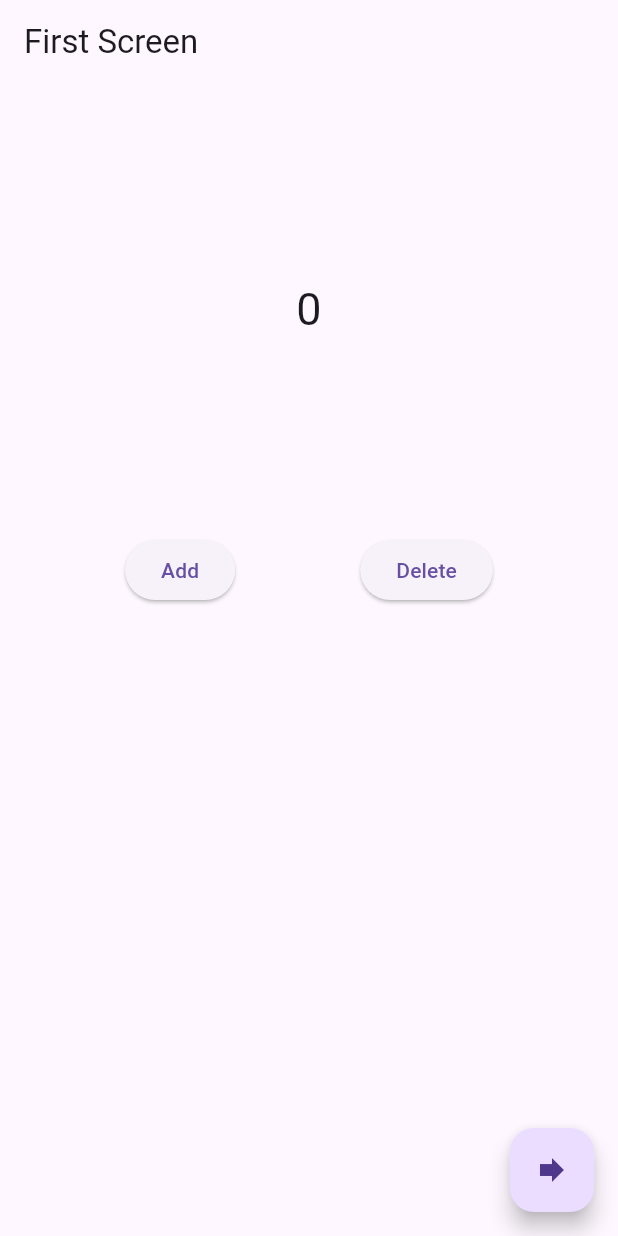
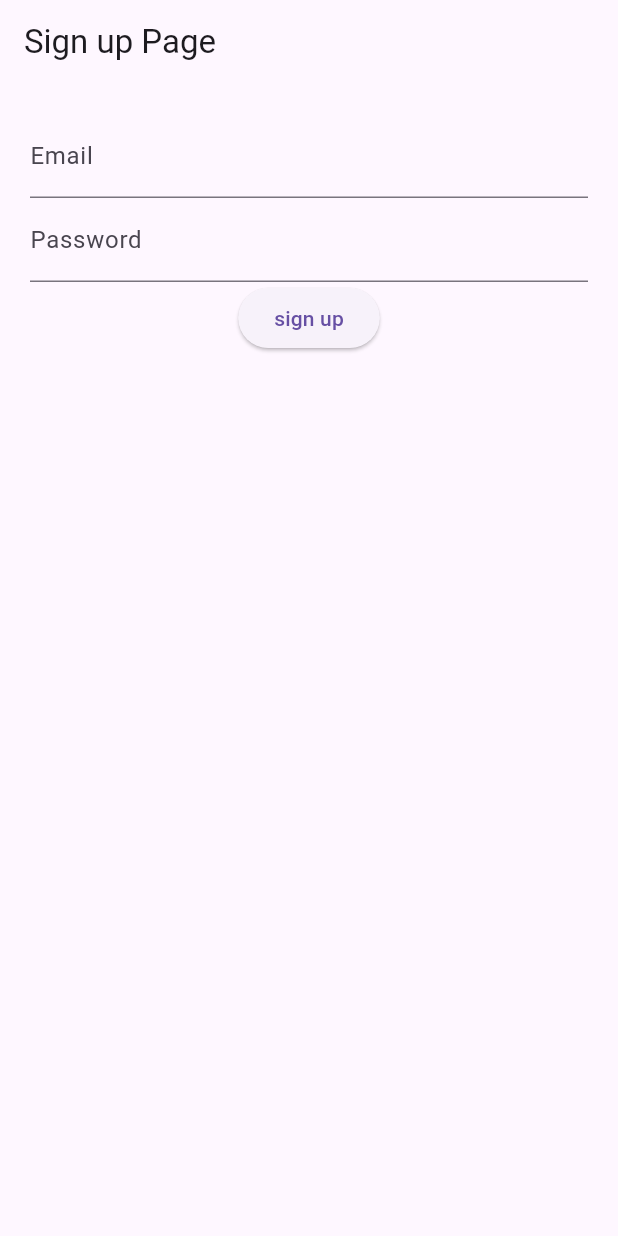
Before and after one commit to onaya7/flutter_practice, a Flutter app: the screen it shows after launch, on a phone screen of 412 x 824 dp. Run offline on Flutter 3.47's test engine with Material 3 defaults, Android fonts, the phone set to English and light mode, and no system bars; our stand-ins replace firebase_core; accounts and stored records are empty.

Commit message:
Update build.gradle and main.dart files

```diff
--- a/lib/main.dart
+++ b/lib/main.dart
@@ -1,15 +1,19 @@
+import 'package:firebase_core/firebase_core.dart';
 import 'package:flutter/material.dart';
 import 'package:flutter_practice/page/about_page.dart';
 import 'package:flutter_practice/page/home_page.dart';
+import 'package:flutter_practice/page/login_page.dart';
 import 'package:flutter_practice/page/provider.dart';
+import 'package:flutter_practice/page/signup_page.dart';
 import 'package:provider/provider.dart';
-import 'package:firebase_core/firebase_core.dart';
+
 import 'firebase_options.dart';
 
 Future<void> main() async {
+  WidgetsFlutterBinding.ensureInitialized();
   await Firebase.initializeApp(
-  options: DefaultFirebaseOptions.currentPlatform,
-);
+    options: DefaultFirebaseOptions.currentPlatform,
+  );
   runApp(const MyApp());
 }
 
@@ -20,13 +24,19 @@ class MyApp extends StatelessWidget {
   @override
   Widget build(BuildContext context) {
     return MultiProvider(
-      providers: [ChangeNotifierProvider.value(value: Manage(),)],
+      providers: [
+        ChangeNotifierProvider.value(
+          value: Manage(),
+        )
+      ],
       child: MaterialApp(
         debugShowCheckedModeBanner: false,
-        initialRoute: '/',
+        initialRoute: '/signup',
         routes: {
           '/': (context) => const Homepage(),
-          '/about': (context) => const AboutPage()
+          '/about': (context) => const AboutPage(),
+          '/login': (context) => const LoginPage(),
+          '/signup': (context) => const SignUpPage()
         },
         theme: ThemeData(
           primaryColorLight: Colors.white,
--- /dev/null
+++ b/lib/page/signup_page.dart
@@ -0,0 +1,83 @@
+import 'package:flutter/material.dart';
+
+class SignUpPage extends StatefulWidget {
+  const SignUpPage({super.key});
+
+  @override
+  State<SignUpPage> createState() => _SignUpPageState();
+}
+
+RegExp regex = RegExp(
+    r'^(([^<>()[\]\\.,;:\s@\"]+(\.[^<>()[\]\\.,;:\s@\"]+)*)|(\".+\"))@((\[[0-9]{1,3}\.[0-9]{1,3}\.[0-9]{1,3}\.[0-9]{1,3}\])|(([a-zA-Z\-0-9]+\.)+[a-zA-Z]{2,}))$');
+final _formKey = GlobalKey<FormState>();
+const Map<String, dynamic> _emailError = {
+  'EmptyEmail': '*Please enter your email',
+  'InvalidEmail': '*Please enter a valid email'
+};
+const Map<String, dynamic> _passwordError = {
+  'EmptyPassword': '*Please enter your password',
+  'InvalidPassword':
+      '*Please enter a valid password, \n*password must be at least 8 characters'
+};
+
+class _SignUpPageState extends State<SignUpPage> {
+  @override
+  Widget build(BuildContext context) {
+    return Scaffold(
+      appBar: AppBar(
+        automaticallyImplyLeading: false,
+        title: const Text(
+          'Sign up Page',
+        ),
+      ),
+      body: Padding(
+        padding: const EdgeInsets.all(20.0),
+        child: Form(
+          key: _formKey,
+          child: Column(
+            children: [
+              TextFormField(
+                decoration: const InputDecoration(
+                  labelText: 'Email',
+                ),
+                validator: (value) {
+                  // check if field is empty
+                  if (value == null || value.isEmpty) {
+                    return _emailError['EmptyEmail'];
+                  }
+                  // check if email is vallid
+                  else if (!regex.hasMatch(value)) {
+                    return _emailError['InvalidEmail'];
+                  } else {
+                    return null;
+                  }
+                },
+              ),
+              TextFormField(
+                decoration: const InputDecoration(
+                  labelText: 'Password',
+                ),
+                obscureText: true,
+                validator: (value) {
+                  if (value == null || value.isEmpty) {
+                    return _passwordError['EmptyPassword'];
+                  } else if (value.length < 8) {
+                    return _passwordError['InvalidPassword'];
+                  }
+                  return null;
+                },
+              ),
+              ElevatedButton(
+                  onPressed: () {
+                    if (_formKey.currentState!.validate()) {
+                      print('sign up successfull');
+                    }
+                  },
+                  child: const Text('sign up'))
+            ],
+          ),
+        ),
+      ),
+    );
+  }
+}
```
Also changed, not shown: lib/page/login_page.dart (added, +66 -0 lines), 1 other file.
